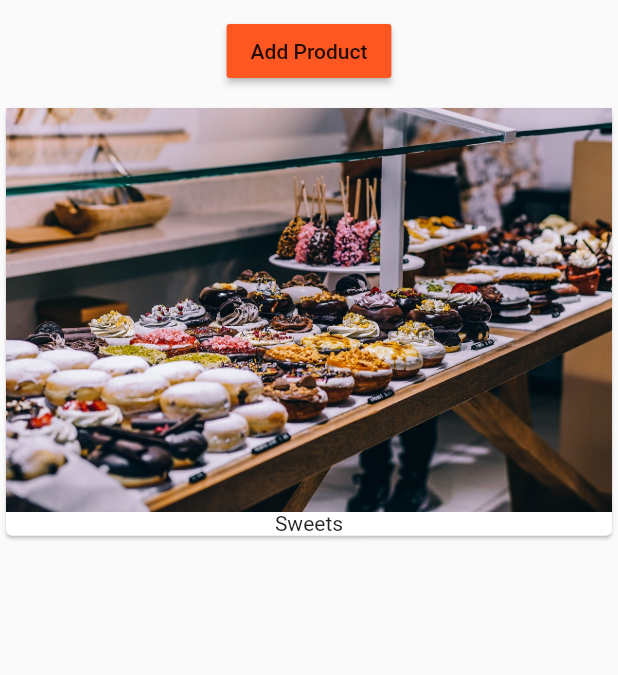
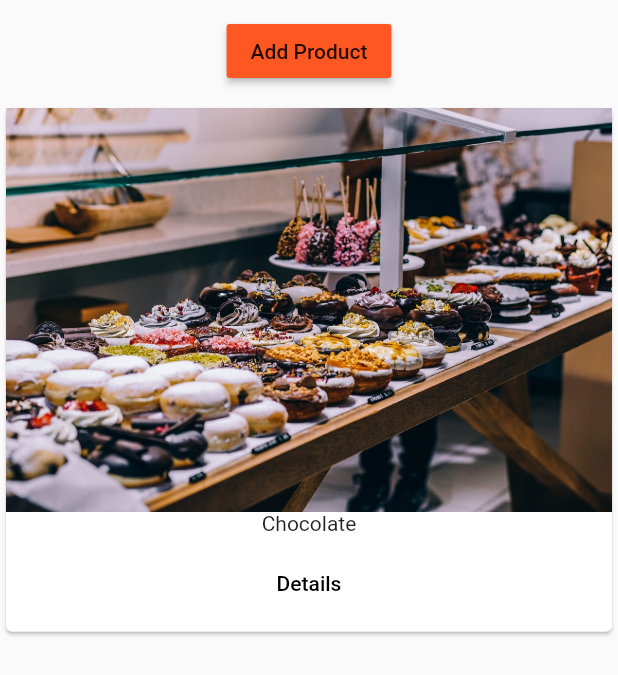
Before and after one commit to Vitaly-V/EasyList, a Flutter app: the ProductManager widget shown alone on an empty page, opened directly, after a tap on "Add Product", on a phone screen of 412 x 824 dp. Shown: the top 675 px of the screen. Run offline on Flutter 3.47's test engine with Material 2 defaults, Android fonts, the phone set to English and light mode, and no system bars.

Commit message:
Simple NAVIGATION and DATA handling between screens

```diff
--- a/lib/product_control.dart
+++ b/lib/product_control.dart
@@ -9,7 +9,7 @@ class ProductControl extends StatelessWidget {
   Widget build(BuildContext context) {
     return RaisedButton(
       color: Theme.of(context).primaryColor,
-      onPressed: () => addProduct('Sweets'),
+      onPressed: () => addProduct({'title': 'Chocolate', 'image' : 'assets/food.jpg'}),
       child: Text('Add Product'),
     );
   }
--- a/lib/product_manager.dart
+++ b/lib/product_manager.dart
@@ -4,7 +4,7 @@ import './products.dart';
 import './product_control.dart';
 
 class ProductManager extends StatefulWidget {
-  final String startingProduct;
+  final Map<String, String> startingProduct;
 
   ProductManager({this.startingProduct}) {
     print('Product Manager widget constructor');
@@ -18,7 +18,7 @@ class ProductManager extends StatefulWidget {
 }
 
 class _ProductManagerState extends State<ProductManager> {
-  final List<String> _products = [];
+  final List<Map<String, String>> _products = [];
 
   @override
   void initState() {
@@ -28,9 +28,15 @@ class _ProductManagerState extends State<ProductManager> {
     }
   }
 
-  void _addProduct(String product) {
+  void _addProduct(Map<String, String> product) {
     setState(() {
       _products.add(product);
+    });
+  }
+
+  void _deleteProduct(int index) {
+    setState(() {
+      _products.removeAt(index);
     });
   }
 
@@ -42,7 +48,7 @@ class _ProductManagerState extends State<ProductManager> {
           margin: EdgeInsets.all(10.0),
           child: ProductControl(_addProduct),
         ),
-        Expanded(child: Products(_products)),
+        Expanded(child: Products(_products, deleteProduct: _deleteProduct)),
       ],
     );
   }
--- a/lib/products.dart
+++ b/lib/products.dart
@@ -1,23 +1,45 @@
 import 'package:flutter/material.dart';
 
+import './pages/product.dart';
+
 class Products extends StatelessWidget {
-  final List<String> products;
+  final List<Map<String, String>> products;
+  final Function deleteProduct;
 
-  Products([this.products = const []]) {}
+  Products(this.products, {this.deleteProduct}) {}
 
   Widget _buildProductItem(BuildContext context, int index) {
     return Card(
       child: Column(
         children: <Widget>[
-          Image.asset('assets/food.jpg'),
-          Text(products[index])
+          Image.asset(products[index]['image']),
+          Text(products[index]['title']),
+          ButtonBar(
+            alignment: MainAxisAlignment.center,
+            children: <Widget>[
+              FlatButton(
+                child: Text('Details'),
+                onPressed: () => Navigator.push<bool>(
+                    context,
+                    MaterialPageRoute(
+                      builder: (BuildContext context) => ProductPage(
+                          products[index]['title'], products[index]['image']),
+                    )).then(( bool value) {
+                      if(value) {
+                        deleteProduct(index);
+                      }
+                }),
+              )
+            ],
+          )
         ],
       ),
     );
   }
 
   Widget _buildProductList() {
-    Widget productCards = Center(child: Text('No products found, pease add some'));
+    Widget productCards =
+        Center(child: Text('No products found, pease add some'));
     if (products.length > 0) {
       productCards = ListView.builder(
         itemBuilder: _buildProductItem,
```
Also changed, not shown: lib/main.dart (+2 -7 lines), lib/pages/auth.dart (added, +26 -0 lines), lib/pages/product.dart (added, +36 -0 lines), lib/pages/products.dart (added, +15 -0 lines).
